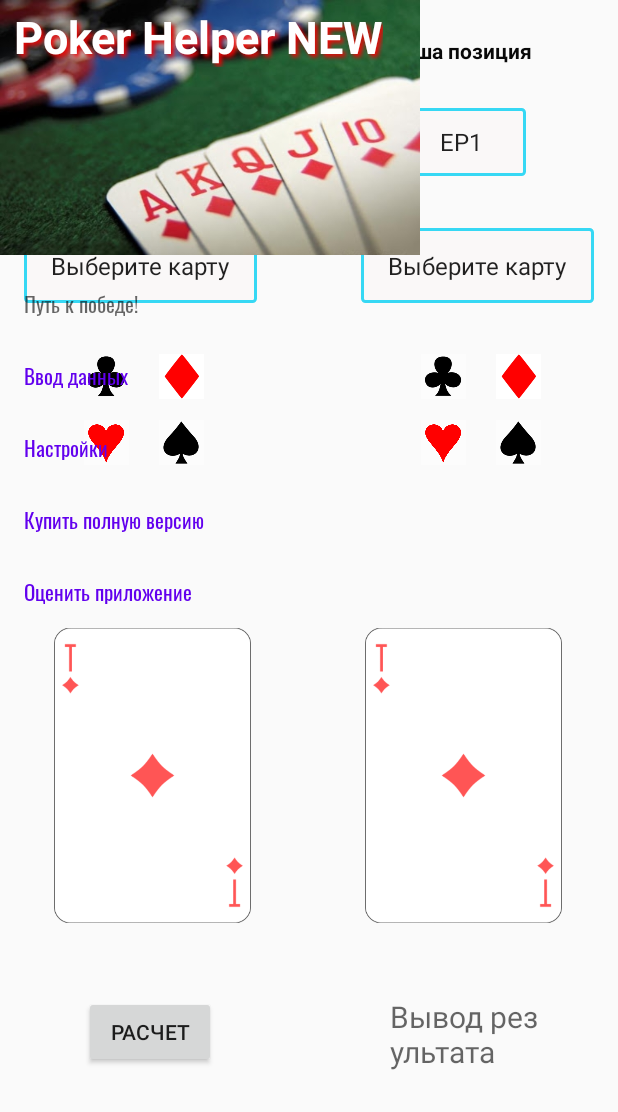
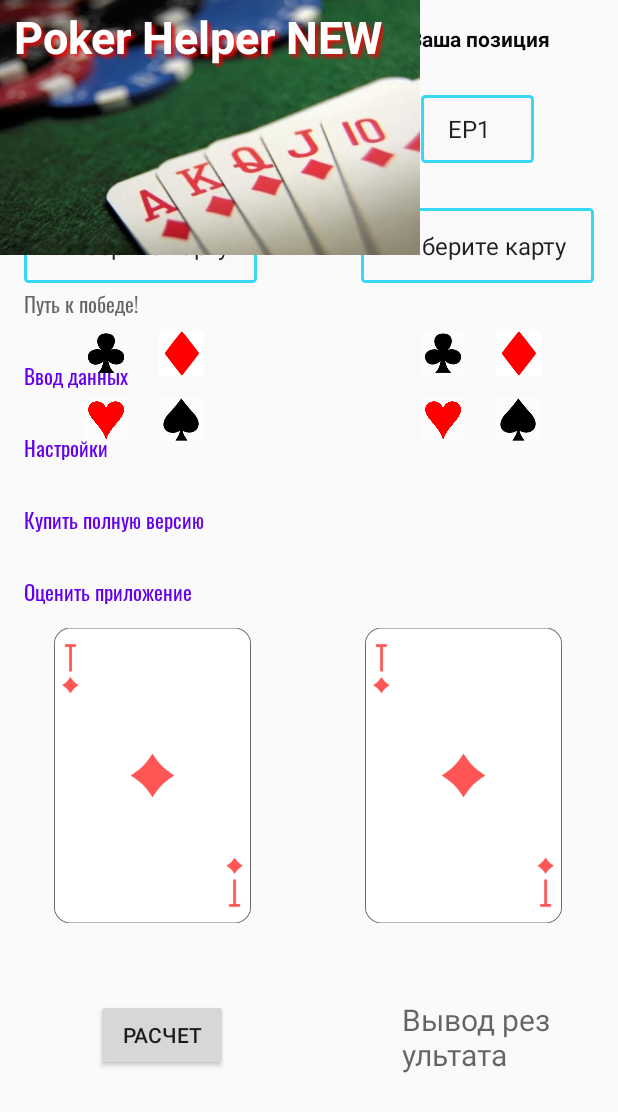
Before and after one commit to vovan55/poker_helper, an Android app: the screen it shows after launch (MainActivity), on a phone screen of 412 x 824 dp. Shown: the top 1112 px of the screen. Run offline under Robolectric (Android 15) with nearby library versions, the phone set to English and light mode, and no system bars; plain views replace FlowingDrawer, FlowingMenuLayout.

Commit message:
массивы созданы

```diff
--- a/app/src/main/AndroidManifest.xml
+++ b/app/src/main/AndroidManifest.xml
@@ -9,7 +9,7 @@
         android:roundIcon="@mipmap/ic_launcher_round"
         android:supportsRtl="true"
         android:theme="@style/AppTheme">
-        <activity android:name=".MainActivity" android:theme="@style/AppTheme.NoActionBar">
+        <activity android:name=".MainActivity" android:theme="@style/AppTheme.NoActionBar" android:screenOrientation="portrait">
             <intent-filter>
                 <action android:name="android.intent.action.MAIN" />
 
--- a/app/src/main/java/com/pokerhelper/thebest/MainActivity.java
+++ b/app/src/main/java/com/pokerhelper/thebest/MainActivity.java
@@ -10,6 +10,7 @@ import android.widget.ArrayAdapter;
 import android.widget.Button;
 import android.widget.ImageButton;
 import android.widget.ImageView;
+import android.widget.NumberPicker;
 import android.widget.Spinner;
 import android.widget.TextView;
 import android.widget.Toast;
@@ -21,7 +22,8 @@ public class MainActivity extends AppCompatActivity implements NavItemSelectedLi
     String[] card2 = {"2", "3", "4", "5", "6", "7", "8", "9", "T", "J", "Q", "K", "A"};
     String[] big_blinds = {"1", "2", "3", "4", "5", "6", "7", "8", "9", "10", "11", "12", "13", "14", "15", "16", "17", "18", "19", "20"};
     String[] position = {"EP1", "EP2", "EP3", "MP1", "MP2", "HJ", "CO", "BTN", "SB"};
-    Spinner spBB, spPos, spCard_1, spCard_2;
+    Spinner spPos, spCard_1, spCard_2;
+    NumberPicker numberPicker;
     ImageView tvCard1, tvCard2;
     private ImageButton iBtnHearts, iBtnDiamonds, iBtnSpades, iBtnClubs, iBtnHearts2, iBtnDiamonds2, iBtnSpades2, iBtnClubs2;
 
@@ -33,9 +35,9 @@ public class MainActivity extends AppCompatActivity implements NavItemSelectedLi
         init();
         setupMenu();
 
-        ArrayAdapter<String> adapter_bb = new ArrayAdapter<String>(this, android.R.layout.simple_spinner_item, big_blinds);
+/*        ArrayAdapter<String> adapter_bb = new ArrayAdapter<String>(this, android.R.layout.simple_spinner_item, big_blinds);
         adapter_bb.setDropDownViewResource(android.R.layout.simple_spinner_dropdown_item);
-        spBB.setAdapter(adapter_bb);
+        //spBB.setAdapter(adapter_bb);
 
         AdapterView.OnItemSelectedListener itemSelectedListener_bb = new AdapterView.OnItemSelectedListener() {
             @Override
@@ -51,7 +53,7 @@ public class MainActivity extends AppCompatActivity implements NavItemSelectedLi
 
             }
         };
-        spBB.setOnItemSelectedListener(itemSelectedListener_bb);
+        spBB.setOnItemSelectedListener(itemSelectedListener_bb);*/
 
         ArrayAdapter<String> adapter_pos = new ArrayAdapter<String>(this, android.R.layout.simple_spinner_item, position);
         adapter_pos.setDropDownViewResource(android.R.layout.simple_spinner_dropdown_item);
@@ -75,7 +77,9 @@ public class MainActivity extends AppCompatActivity implements NavItemSelectedLi
     }
 
     private void init()
-    {   spBB = (Spinner) findViewById(R.id.spBB);
+    {   numberPicker = (NumberPicker) findViewById(R.id.spBB);
+        numberPicker.setMaxValue(20);
+        numberPicker.setMinValue(0);
         spPos = (Spinner) findViewById(R.id.spPos);
         //tvEnterBB = findViewById(R.id.tvEnterBB);
         //tvEnterPos = findViewById(R.id.tvEnterPos);
@@ -93,8 +97,6 @@ public class MainActivity extends AppCompatActivity implements NavItemSelectedLi
         ImageView tvCard2 = findViewById(R.id.tvCard2);
         Button btnCalc = findViewById(R.id.btnCalc);
         TextView tvResult = findViewById(R.id.tvResult);
-        spBB = (Spinner) findViewById(R.id.spBB);
-        spPos = findViewById(R.id.spPos);
 
     }
 
--- a/app/src/main/res/layout/main_content.xml
+++ b/app/src/main/res/layout/main_content.xml
@@ -10,10 +10,13 @@
         android:id="@+id/spPos"
         android:layout_width="75dp"
         android:layout_height="45dp"
-        android:layout_marginStart="136dp"
+        android:layout_marginStart="140dp"
+        android:layout_marginEnd="56dp"
         android:background="@drawable/spinner_background"
         android:entries="@array/big_blinds"
         android:spinnerMode="dropdown"
+        app:layout_constraintEnd_toEndOf="parent"
+        app:layout_constraintHorizontal_bias="1.0"
         app:layout_constraintStart_toEndOf="@+id/spBB"
         app:layout_constraintTop_toTopOf="@+id/spBB" />
 
@@ -22,13 +25,13 @@
         android:layout_width="30dp"
         android:layout_height="30dp"
         android:layout_marginStart="40dp"
-        android:layout_marginTop="84dp"
+        android:layout_marginTop="32dp"
         android:background="@android:drawable/screen_background_light_transparent"
         android:contentDescription="@string/iBtnClubs2"
         android:onClick="onClickClubs2"
         android:scaleType="centerInside"
         app:layout_constraintStart_toStartOf="@+id/spCard_2"
-        app:layout_constraintTop_toTopOf="@+id/spCard_2"
+        app:layout_constraintTop_toBottomOf="@+id/spCard_2"
         app:srcCompat="@drawable/clubs" />
 
     <ImageButton
@@ -40,6 +43,8 @@
         android:contentDescription="@string/iBtnDiamonds2"
         android:onClick="onClickDiamonds2"
         android:scaleType="centerInside"
+        app:layout_constraintEnd_toEndOf="parent"
+        app:layout_constraintHorizontal_bias="0.0"
         app:layout_constraintStart_toEndOf="@+id/iBtnClubs2"
         app:layout_constraintTop_toTopOf="@+id/iBtnClubs2"
         app:srcCompat="@drawable/diamond" />
@@ -70,17 +75,16 @@
         app:layout_constraintTop_toTopOf="@+id/iBtnHearts2"
         app:srcCompat="@drawable/spades" />
 
-    <Spinner
+    <NumberPicker
         android:id="@+id/spBB"
-        android:layout_width="75dp"
-        android:layout_height="45dp"
-        android:layout_marginStart="8dp"
-        android:layout_marginTop="48dp"
+        android:layout_width="55dp"
+        android:layout_height="51dp"
+        android:layout_marginStart="56dp"
+        android:layout_marginTop="28dp"
         android:background="@drawable/spinner_background"
-        android:entries="@array/big_blinds"
         android:spinnerMode="dropdown"
-        app:layout_constraintStart_toStartOf="@+id/tvBB"
-        app:layout_constraintTop_toTopOf="@+id/tvBB" />
+        app:layout_constraintStart_toStartOf="parent"
+        app:layout_constraintTop_toBottomOf="@+id/tvBB" />
 
     <TextView
         android:id="@+id/tvResult"
@@ -96,8 +100,8 @@
         android:id="@+id/tvBB"
         android:layout_width="wrap_content"
         android:layout_height="wrap_content"
-        android:layout_marginStart="56dp"
-        android:layout_marginTop="24dp"
+        android:layout_marginStart="40dp"
+        android:layout_marginTop="16dp"
         android:text="@string/enterBB"
         android:textColor="#090909"
         android:textStyle="bold"
@@ -109,9 +113,12 @@
         android:layout_width="wrap_content"
         android:layout_height="wrap_content"
         android:layout_marginStart="112dp"
+        android:layout_marginEnd="40dp"
         android:text="@string/enter_position"
         android:textColor="#090909"
         android:textStyle="bold"
+        app:layout_constraintEnd_toEndOf="parent"
+        app:layout_constraintHorizontal_bias="0.846"
         app:layout_constraintStart_toEndOf="@+id/tvBB"
         app:layout_constraintTop_toTopOf="@+id/tvBB" />
 
@@ -120,13 +127,13 @@
         android:layout_width="30dp"
         android:layout_height="30dp"
         android:layout_marginStart="40dp"
-        android:layout_marginTop="84dp"
+        android:layout_marginTop="32dp"
         android:background="@drawable/clubs"
         android:contentDescription="@string/iBtnClubs"
         android:onClick="onClickClubs"
         android:scaleType="centerInside"
         app:layout_constraintStart_toStartOf="@+id/spCard_1"
-        app:layout_constraintTop_toTopOf="@+id/spCard_1"
+        app:layout_constraintTop_toBottomOf="@+id/spCard_1"
         app:srcCompat="@drawable/pressed_clubs" />
 
     <ImageButton
@@ -195,23 +202,23 @@
         android:id="@+id/btnCalc"
         android:layout_width="wrap_content"
         android:layout_height="wrap_content"
-        android:layout_marginStart="20dp"
-        android:layout_marginTop="252dp"
+        android:layout_marginStart="28dp"
+        android:layout_marginTop="44dp"
         android:onClick="onClickCalc"
         android:text="@string/calculate"
         app:layout_constraintStart_toStartOf="@+id/tvCard1"
-        app:layout_constraintTop_toTopOf="@+id/tvCard1" />
+        app:layout_constraintTop_toBottomOf="@+id/tvCard1" />
 
     <Spinner
         android:id="@+id/spCard_1"
         android:layout_width="wrap_content"
         android:layout_height="50dp"
         android:layout_marginStart="16dp"
-        android:layout_marginTop="80dp"
+        android:layout_marginTop="24dp"
         android:background="@drawable/spinner_background"
         android:entries="@array/card_1"
         app:layout_constraintStart_toStartOf="parent"
-        app:layout_constraintTop_toTopOf="@+id/spBB" />
+        app:layout_constraintTop_toBottomOf="@+id/spBB" />
 
     <Spinner
         android:id="@+id/spCard_2"
```
